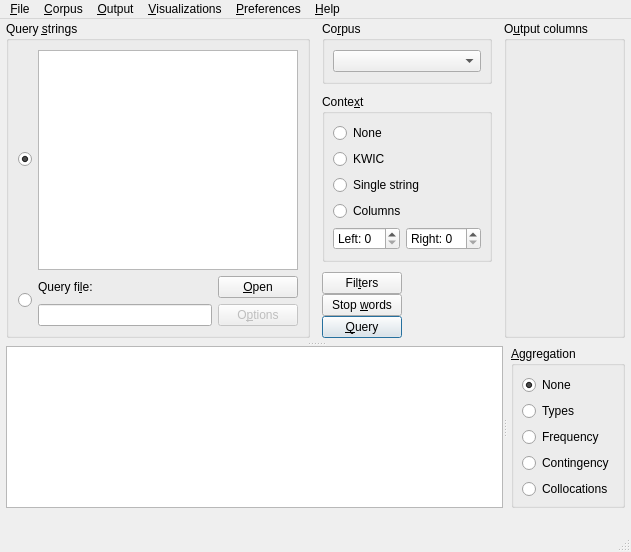
gkunter/coquery, file coquery/gui/ui/coquery.ui: the form before one commit.
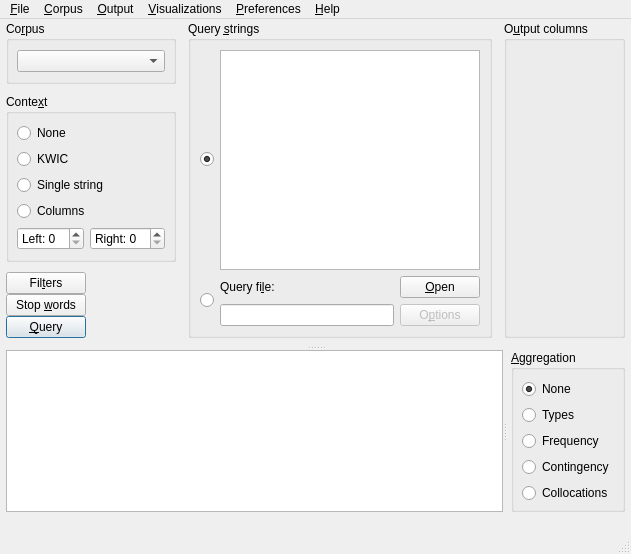
The form after the commit. Icons and pictures are not drawn.

The edit to the form file:
```diff
--- a/coquery/gui/ui/coquery.ui
+++ b/coquery/gui/ui/coquery.ui
@@ -7,7 +7,7 @@
     <x>0</x>
     <y>0</y>
     <width>631</width>
-    <height>552</height>
+    <height>554</height>
    </rect>
   </property>
   <property name="windowTitle">
@@ -59,123 +59,8 @@
          <number>0</number>
         </property>
         <property name="bottomMargin">
-         <number>4</number>
+         <number>8</number>
         </property>
-        <item>
-         <widget class="QGroupBox" name="box_input_settings">
-          <property name="title">
-           <string>Query &amp;strings</string>
-          </property>
-          <layout class="QGridLayout" name="layout_query">
-           <item row="0" column="0">
-            <widget class="QRadioButton" name="radio_query_string">
-             <property name="sizePolicy">
-              <sizepolicy hsizetype="Fixed" vsizetype="Fixed">
-               <horstretch>0</horstretch>
-               <verstretch>0</verstretch>
-              </sizepolicy>
-             </property>
-             <property name="text">
-              <string/>
-             </property>
-             <property name="checked">
-              <bool>true</bool>
-             </property>
-            </widget>
-           </item>
-           <item row="0" column="1" colspan="2">
-            <widget class="QTextEdit" name="edit_query_string">
-             <property name="sizePolicy">
-              <sizepolicy hsizetype="MinimumExpanding" vsizetype="Expanding">
-               <horstretch>0</horstretch>
-               <verstretch>0</verstretch>
-              </sizepolicy>
-             </property>
-            </widget>
-           </item>
-           <item row="1" column="0" rowspan="2">
-            <widget class="QRadioButton" name="radio_query_file">
-             <property name="sizePolicy">
-              <sizepolicy hsizetype="Fixed" vsizetype="Fixed">
-               <horstretch>0</horstretch>
-               <verstretch>0</verstretch>
-              </sizepolicy>
-             </property>
-             <property name="text">
-              <string/>
-             </property>
-            </widget>
-           </item>
-           <item row="1" column="1">
-            <widget class="QLabel" name="label">
-             <property name="sizePolicy">
-              <sizepolicy hsizetype="Minimum" vsizetype="Minimum">
-               <horstretch>0</horstretch>
-               <verstretch>0</verstretch>
-              </sizepolicy>
-             </property>
-             <property name="text">
-              <string>Query fi&amp;le:</string>
-             </property>
-             <property name="buddy">
-              <cstring>edit_file_name</cstring>
-             </property>
-            </widget>
-           </item>
-           <item row="1" column="2">
-            <widget class="QPushButton" name="button_browse_file">
-             <property name="sizePolicy">
-              <sizepolicy hsizetype="Minimum" vsizetype="Fixed">
-               <horstretch>0</horstretch>
-               <verstretch>0</verstretch>
-              </sizepolicy>
-             </property>
-             <property name="text">
-              <string>&amp;Open</string>
-             </property>
-             <property name="shortcut">
-              <string>Alt+B</string>
-             </property>
-            </widget>
-           </item>
-           <item row="2" column="1">
-            <widget class="QLineEdit" name="edit_file_name">
-             <property name="enabled">
-              <bool>true</bool>
-             </property>
-             <property name="sizePolicy">
-              <sizepolicy hsizetype="MinimumExpanding" vsizetype="Minimum">
-               <horstretch>0</horstretch>
-               <verstretch>0</verstretch>
-              </sizepolicy>
-             </property>
-             <property name="accessibleDescription">
-              <string/>
-             </property>
-            </widget>
-           </item>
-           <item row="2" column="2">
-            <widget class="QPushButton" name="button_file_options">
-             <property name="enabled">
-              <bool>false</bool>
-             </property>
-             <property name="sizePolicy">
-              <sizepolicy hsizetype="Minimum" vsizetype="Fixed">
-               <horstretch>0</horstretch>
-               <verstretch>0</verstretch>
-              </sizepolicy>
-             </property>
-             <property name="text">
-              <string>O&amp;ptions</string>
-             </property>
-             <property name="shortcut">
-              <string>Alt+B</string>
-             </property>
-            </widget>
-           </item>
-          </layout>
-         </widget>
-        </item>
         <item>
          <widget class="QWidget" name="" native="true">
           <property name="sizePolicy">
@@ -478,6 +363,121 @@
           </layout>
          </widget>
         </item>
+        <item>
+         <widget class="QGroupBox" name="box_input_settings">
+          <property name="title">
+           <string>Query &amp;strings</string>
+          </property>
+          <layout class="QGridLayout" name="layout_query">
+           <item row="0" column="0">
+            <widget class="QRadioButton" name="radio_query_string">
+             <property name="sizePolicy">
+              <sizepolicy hsizetype="Fixed" vsizetype="Fixed">
+               <horstretch>0</horstretch>
+               <verstretch>0</verstretch>
+              </sizepolicy>
+             </property>
+             <property name="text">
+              <string/>
+             </property>
+             <property name="checked">
+              <bool>true</bool>
+             </property>
+            </widget>
+           </item>
+           <item row="0" column="1" colspan="2">
+            <widget class="QTextEdit" name="edit_query_string">
+             <property name="sizePolicy">
+              <sizepolicy hsizetype="MinimumExpanding" vsizetype="Expanding">
+               <horstretch>0</horstretch>
+               <verstretch>0</verstretch>
+              </sizepolicy>
+             </property>
+            </widget>
+           </item>
+           <item row="1" column="0" rowspan="2">
+            <widget class="QRadioButton" name="radio_query_file">
+             <property name="sizePolicy">
+              <sizepolicy hsizetype="Fixed" vsizetype="Fixed">
+               <horstretch>0</horstretch>
+               <verstretch>0</verstretch>
+              </sizepolicy>
+             </property>
+             <property name="text">
+              <string/>
+             </property>
+            </widget>
+           </item>
+           <item row="1" column="1">
+            <widget class="QLabel" name="label">
+             <property name="sizePolicy">
+              <sizepolicy hsizetype="Minimum" vsizetype="Minimum">
+               <horstretch>0</horstretch>
+               <verstretch>0</verstretch>
+              </sizepolicy>
+             </property>
+             <property name="text">
+              <string>Query fi&amp;le:</string>
+             </property>
+             <property name="buddy">
+              <cstring>edit_file_name</cstring>
+             </property>
+            </widget>
+           </item>
+           <item row="1" column="2">
+            <widget class="QPushButton" name="button_browse_file">
+             <property name="sizePolicy">
+              <sizepolicy hsizetype="Minimum" vsizetype="Fixed">
+               <horstretch>0</horstretch>
+               <verstretch>0</verstretch>
+              </sizepolicy>
+             </property>
+             <property name="text">
+              <string>&amp;Open</string>
+             </property>
+             <property name="shortcut">
+              <string>Alt+B</string>
+             </property>
+            </widget>
+           </item>
+           <item row="2" column="1">
+            <widget class="QLineEdit" name="edit_file_name">
+             <property name="enabled">
+              <bool>true</bool>
+             </property>
+             <property name="sizePolicy">
+              <sizepolicy hsizetype="MinimumExpanding" vsizetype="Minimum">
+               <horstretch>0</horstretch>
+               <verstretch>0</verstretch>
+              </sizepolicy>
+             </property>
+             <property name="accessibleDescription">
+              <string/>
+             </property>
+            </widget>
+           </item>
+           <item row="2" column="2">
+            <widget class="QPushButton" name="button_file_options">
+             <property name="enabled">
+              <bool>false</bool>
+             </property>
+             <property name="sizePolicy">
+              <sizepolicy hsizetype="Minimum" vsizetype="Fixed">
+               <horstretch>0</horstretch>
+               <verstretch>0</verstretch>
+              </sizepolicy>
+             </property>
+             <property name="text">
+              <string>O&amp;ptions</string>
+             </property>
+             <property name="shortcut">
+              <string>Alt+B</string>
+             </property>
+            </widget>
+           </item>
+          </layout>
+         </widget>
+        </item>
         <item>
          <widget class="QGroupBox" name="box_output_options">
           <property name="title">
```
